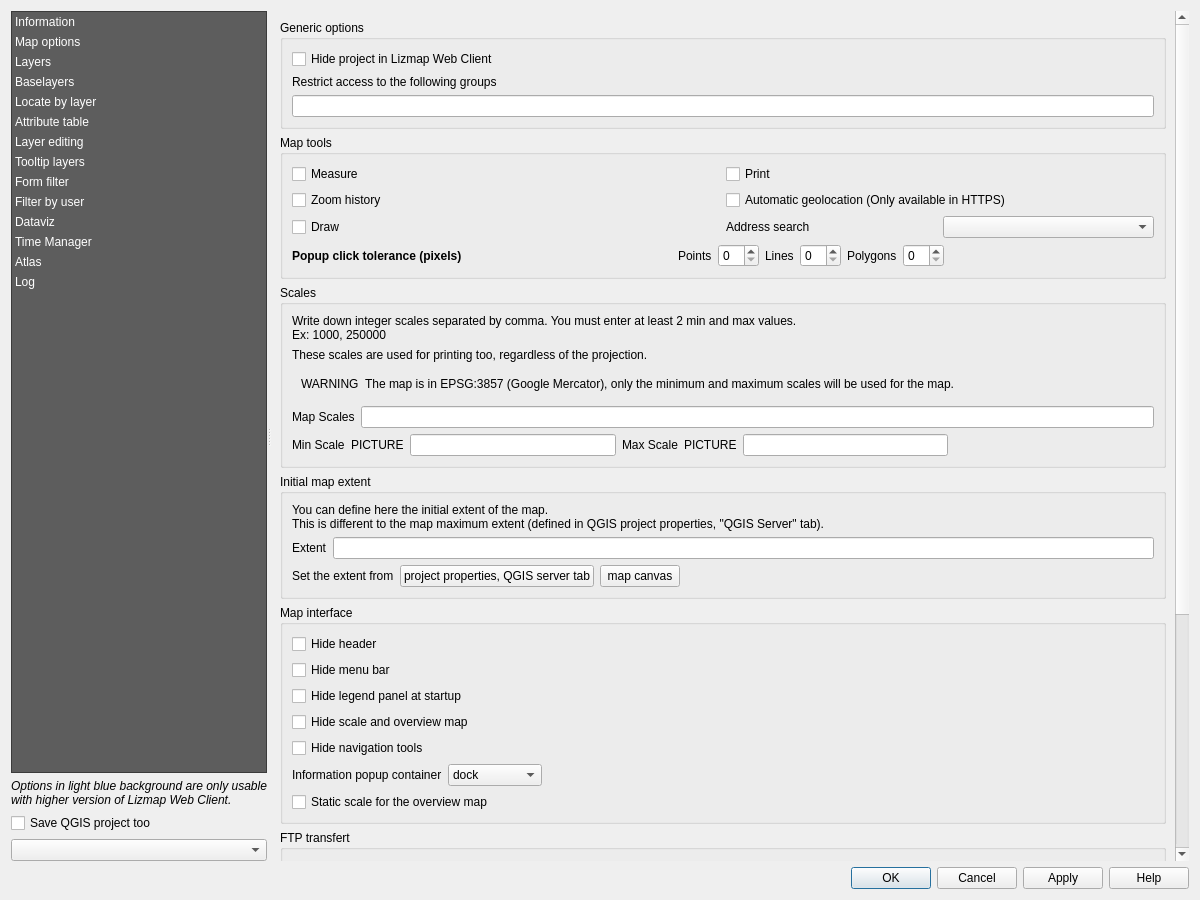
Qt form lizmap/resources/ui/ui_lizmap.ui (3liz/lizmap-plugin) before a commit.
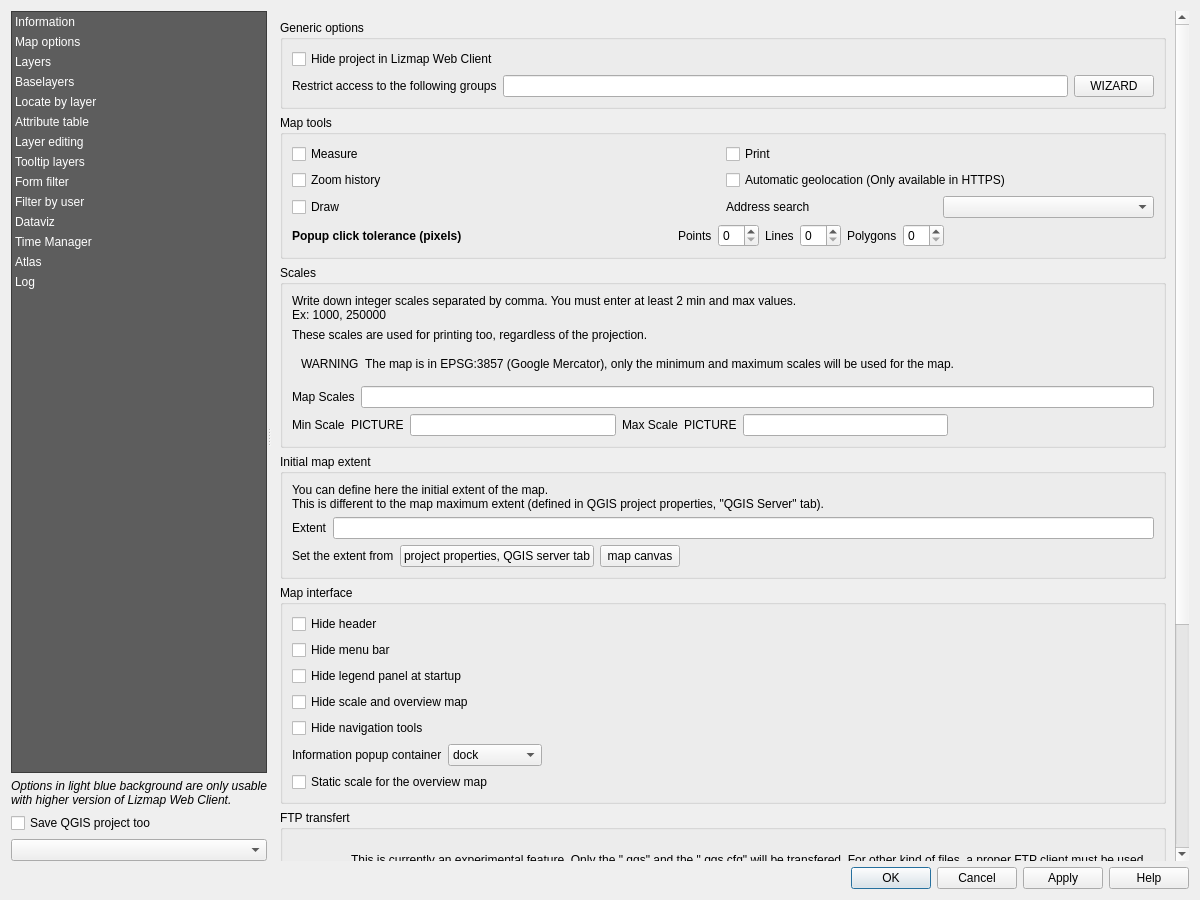
The same form after that commit. The open tabs and pages were chosen to show the change. Custom widgets are drawn as their Qt base class.

Commit message: UX - Add new wizard for group

Patch:
```diff
--- a/lizmap/resources/ui/ui_lizmap.ui
+++ b/lizmap/resources/ui/ui_lizmap.ui
@@ -680,6 +680,8 @@
                    </widget>
                   </item>
                   <item>
+                   <layout class="QHBoxLayout" name="horizontalLayout_15">
+                    <item>
                    <widget class="QLabel" name="label_54">
                     <property name="text">
                      <string>Restrict access to the following groups</string>
@@ -687,8 +689,6 @@
                    </widget>
                   </item>
                   <item>
-                   <layout class="QHBoxLayout" name="horizontalLayout_15">
-                    <item>
                      <widget class="QLineEdit" name="inAcl">
                       <property name="toolTip">
                        <string>List of group id separated by comma. Leave empty if access is not restricted.</string>
@@ -698,6 +698,13 @@
                       </property>
                      </widget>
                     </item>
+                    <item>
+                     <widget class="QPushButton" name="button_wizard_group_visibility_project">
+                      <property name="text">
+                       <string>WIZARD</string>
+                      </property>
+                     </widget>
+                    </item>
                    </layout>
                   </item>
                  </layout>
```
Left out of the diff: 9 changed lines with no effect on the pictures. Lines whose indentation alone changed are shown as unchanged. The commit also changes 12 other files.
